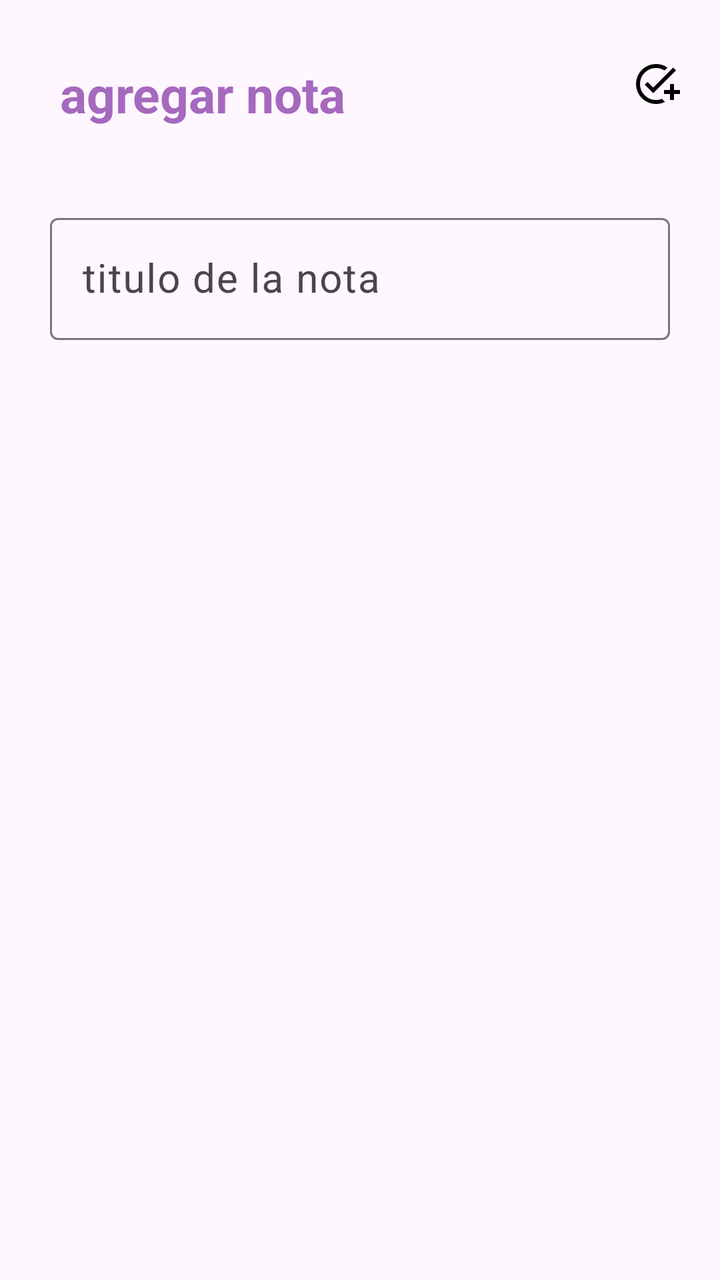
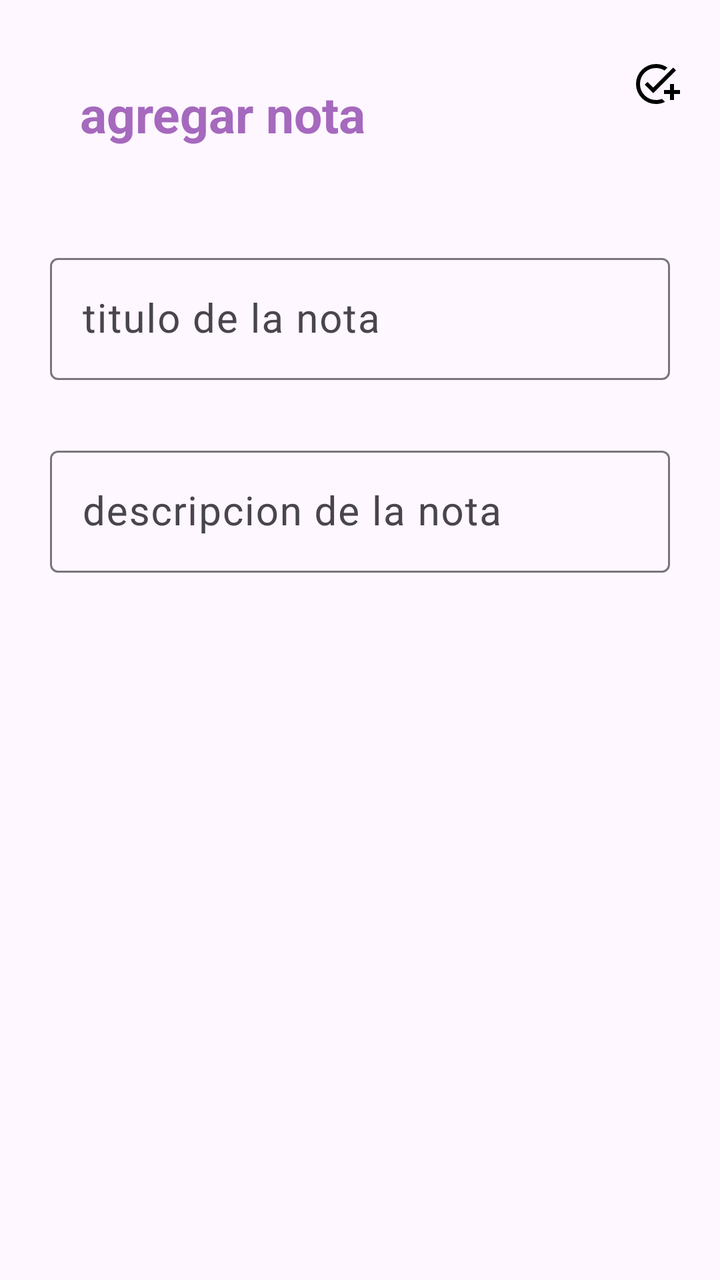

Compare the two renders of this Android layout. The source of the first and the diff that turns it into the second are given below.
<!-- AndroidManifest.xml: application theme Theme.NotasAppSQLite -->
<!-- res/layout/activity_agregar_nota.xml -->
<?xml version="1.0" encoding="utf-8"?>
<RelativeLayout
    xmlns:android="http://schemas.android.com/apk/res/android"
    xmlns:app="http://schemas.android.com/apk/res-auto"
    xmlns:tools="http://schemas.android.com/tools"
    android:id="@+id/main"
    android:layout_width="match_parent"
    android:layout_height="match_parent"
    android:orientation="vertical"
    android:padding="15dp"
    tools:context=".AgregarNotaActivity">

    <TextView
        android:id="@+id/txtAgregarNota"
        android:text="@string/txtAgregarNota"
        android:textStyle="bold"
        android:layout_width="wrap_content"
        android:layout_height="wrap_content"
        android:layout_alignParentTop="true"
        android:layout_margin="15dp"
        android:textColor="@color/morado"
        android:textSize="25sp"/>

    <ImageView
        android:id="@+id/ivGuardarNota"
        android:src="@drawable/ic_check"
        android:layout_alignTop="@+id/txtAgregarNota"
        android:layout_alignParentEnd="true"
        android:layout_marginEnd="5dp"
        android:layout_width="wrap_content"
        android:layout_height="wrap_content"/>

    <com.google.android.material.textfield.TextInputLayout
        android:id="@+id/TILTitulo"
        android:layout_width="match_parent"
        android:layout_height="wrap_content"
        android:layout_below="@+id/txtAgregarNota"
        android:layout_marginTop="15dp"
        android:padding="10dp">
    <EditText
        android:id="@+id/etTitulo"
        android:hint="@string/etTitulo"
        android:maxLines="1"
        android:textSize="20sp"
        android:layout_width="match_parent"
        android:layout_height="wrap_content"/>

</com.google.android.material.textfield.TextInputLayout>

    <com.google.android.material.textfield.TextInputLayout
        android:layout_width="match_parent"
        android:layout_height="wrap_content"
        android:layout_below="@+id/TILTitulo"
        android:layout_marginTop="10dp"
        android:padding="10dp"
        >


        ></com.google.android.material.textfield.TextInputLayout>




</RelativeLayout>
<!-- resources referenced by this layout -->
<resources>
  <color name="morado">#A569BD</color>
  <!-- drawable ic_check (drawable) -->
  <vector xmlns:android="http://schemas.android.com/apk/res/android" android:height="24dp" android:tint="#000000" android:viewportHeight="960" android:viewportWidth="960" android:width="24dp">
        
      <path android:fillColor="@android:color/white" android:pathData="M480,880Q397,880 324,848.5Q251,817 197,763Q143,709 111.5,636Q80,563 80,480Q80,397 111.5,324Q143,251 197,197Q251,143 324,111.5Q397,80 480,80Q545,80 603,99Q661,118 710,152L652,211Q614,187 571,173.5Q528,160 480,160Q347,160 253.5,253.5Q160,347 160,480Q160,613 253.5,706.5Q347,800 480,800Q512,800 542,794Q572,788 600,777L660,838Q619,858 574,869Q529,880 480,880ZM760,800L760,680L640,680L640,600L760,600L760,480L840,480L840,600L960,600L960,680L840,680L840,800L760,800ZM424,664L254,494L310,438L424,552L824,151L880,207L424,664Z"/>
      
  </vector>
  <string name="etTitulo">titulo de la nota</string>
  <string name="txtAgregarNota">agregar nota</string>
  <style name="Theme.NotasAppSQLite" parent="Base.Theme.NotasAppSQLite" />
  <style name="Base.Theme.NotasAppSQLite" parent="Theme.Material3.DayNight.NoActionBar">
          
           <item name="colorPrimary">@color/morado</item>
          <item name="colorPrimaryVariant">@color/morado</item>
          <item name="android:statusBarColor">@color/morado</item>
      </style>
</resources>

<!-- the commit's change to res/layout/activity_agregar_nota.xml (unified diff, before → after) -->
@@ -19,7 +19,8 @@
         android:layout_alignParentTop="true"
         android:layout_margin="15dp"
         android:textColor="@color/morado"
-        android:textSize="25sp"/>
+        android:textSize="25sp"
+        android:padding="10dp"/>
 
     <ImageView
         android:id="@+id/ivGuardarNota"
@@ -55,8 +56,15 @@
         android:padding="10dp"
         >
 
+        <EditText
+            android:id="@+id/etDescripcion"
+            android:hint="@string/etDescripcion"
+            android:textSize="20sp"
+            android:layout_width="match_parent"
+            android:layout_height="wrap_content"/>
 
-        ></com.google.android.material.textfield.TextInputLayout>
+
+        </com.google.android.material.textfield.TextInputLayout>
 
 
 
<!-- resource entries referenced after the edit -->
@@ -7,6 +7,7 @@
       <path android:fillColor="@android:color/white" android:pathData="M480,880Q397,880 324,848.5Q251,817 197,763Q143,709 111.5,636Q80,563 80,480Q80,397 111.5,324Q143,251 197,197Q251,143 324,111.5Q397,80 480,80Q545,80 603,99Q661,118 710,152L652,211Q614,187 571,173.5Q528,160 480,160Q347,160 253.5,253.5Q160,347 160,480Q160,613 253.5,706.5Q347,800 480,800Q512,800 542,794Q572,788 600,777L660,838Q619,858 574,869Q529,880 480,880ZM760,800L760,680L640,680L640,600L760,600L760,480L840,480L840,600L960,600L960,680L840,680L840,800L760,800ZM424,664L254,494L310,438L424,552L824,151L880,207L424,664Z"/>
       
   </vector>
+  <string name="etDescripcion">descripcion de la nota</string>
   <string name="etTitulo">titulo de la nota</string>
   <string name="txtAgregarNota">agregar nota</string>
   <style name="Theme.NotasAppSQLite" parent="Base.Theme.NotasAppSQLite" />
